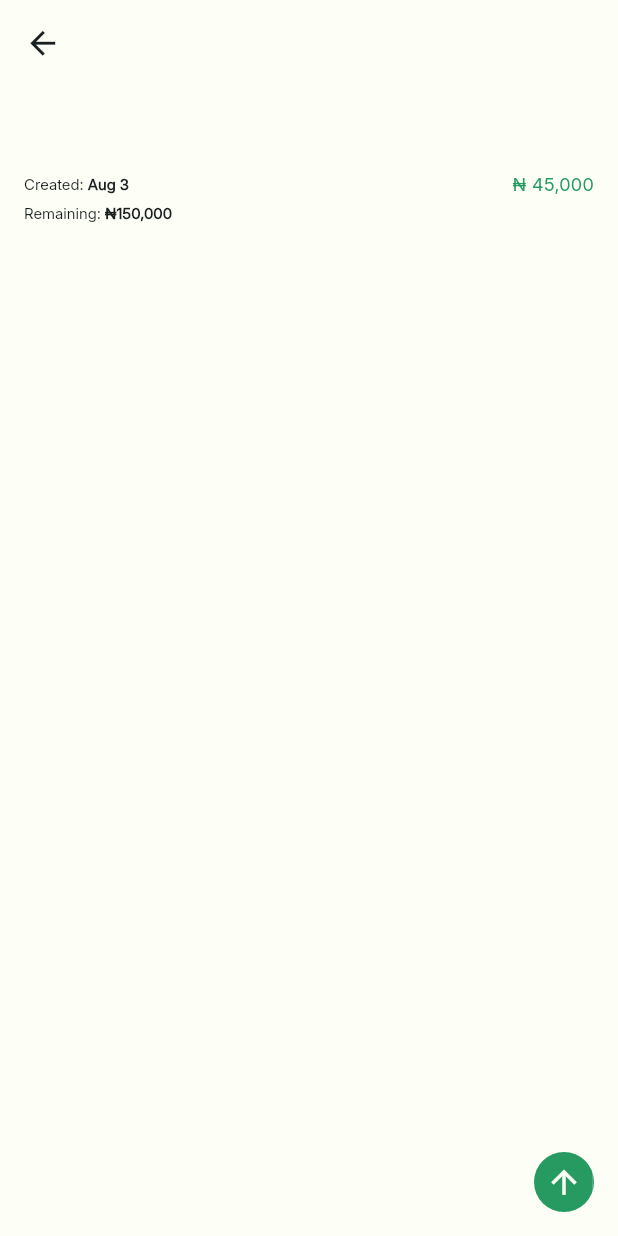
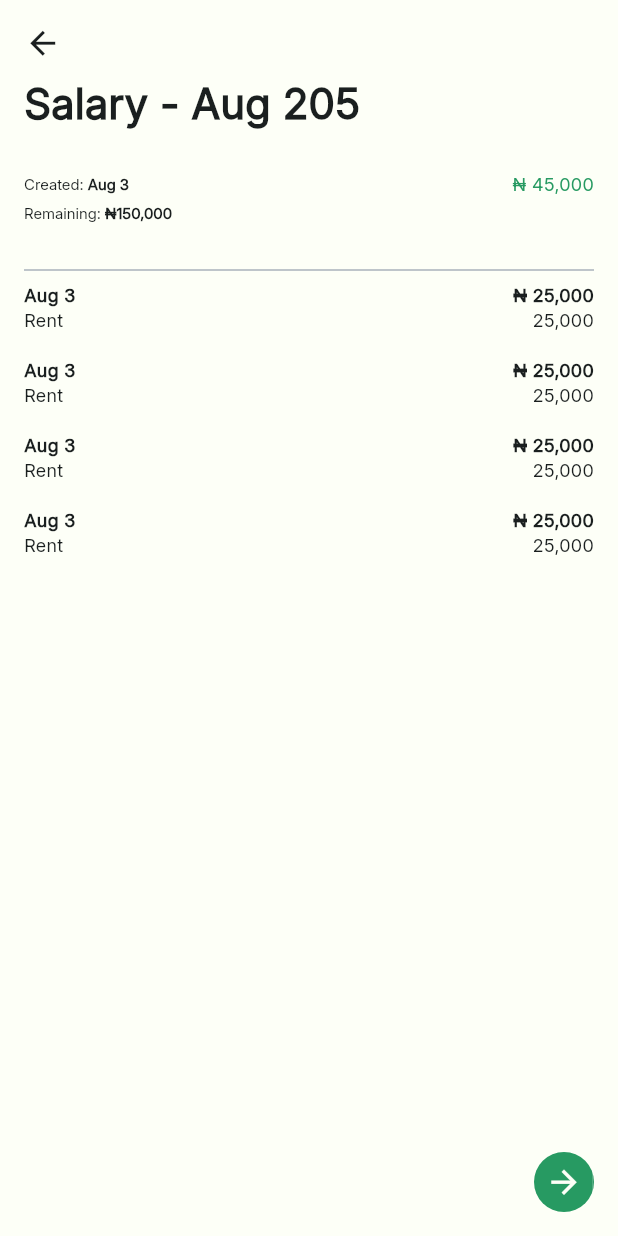
Before and after one commit to obialohenry/spent, a Flutter app: the BalanceSheetDetailScreen screen opened directly, on a phone screen of 412 x 824 dp. Run offline on Flutter 3.47's test engine with Material 3 defaults, Android fonts, the phone set to English and light mode, and no system bars; our stand-ins replace flutter_svg.

Commit message:
build: Balance Sheet Details Screen

```diff
--- a/lib/view/screens/dashboard/add_expense_screen.dart
+++ b/lib/view/screens/dashboard/add_expense_screen.dart
@@ -39,6 +39,7 @@ class _AddExpenseScreenState extends State<AddExpenseScreen> {
                   child: ShimmerSlide(
                     child: SpentButtonMain(
                       text: SpentStrings.btnSave,
+                      color: SpentColors.kPrimary,
                       borderRadius: 8,
                       fontSize: 16,
                       width: 167,
--- a/lib/view/screens/dashboard/balance_sheet_detail_screen.dart
+++ b/lib/view/screens/dashboard/balance_sheet_detail_screen.dart
@@ -10,7 +10,7 @@ class BalanceSheetDetailScreen extends StatelessWidget {
   Widget build(BuildContext context) {
     return Scaffold(
       backgroundColor: SpentColors.kIvoryWhite,
-      appBar: SpentAppBar.mainAppBar(context, title: ""),
+      appBar: SpentAppBar.mainAppBar(context, title: "Salary - Aug 205"),
       body: Padding(
         padding: EdgeInsetsGeometry.symmetric(vertical: 24, horizontal: 16),
         child: Column(
@@ -37,6 +37,23 @@ class BalanceSheetDetailScreen extends StatelessWidget {
                 ),
               ],
             ),
+            Gap(24),
+            Divider(color: SpentColors.kFrostedSteel),
+            Expanded(
+              child: ListView.builder(
+                shrinkWrap: true,
+                physics: const BouncingScrollPhysics(),
+                itemCount: 4,
+                itemBuilder: (context, index) {
+                  return Expense(
+                    // key: ValueKey(''),
+                    date: 'Aug 3',
+                    amount: '25,000',
+                    name: 'Rent',
+                  );
+                },
+              ),
+            ),
           ],
         ),
       ),
@@ -50,7 +67,7 @@ class BalanceSheetDetailScreen extends StatelessWidget {
             width: 40,
             decoration: BoxDecoration(color: SpentColors.kPrimary, shape: BoxShape.circle),
             child: Center(
-              child: Icon(Icons.arrow_upward_outlined, color: SpentColors.kIvoryWhite, size: 25),
+              child: Icon(Icons.arrow_forward, color: SpentColors.kIvoryWhite, size: 25),
             ),
           ),
         ),
@@ -58,3 +75,38 @@ class BalanceSheetDetailScreen extends StatelessWidget {
     );
   }
 }
+
+class Expense extends StatelessWidget {
+  ///Creates a widget displaying the name, amount, and date of an expense item
+  ///added to a balance sheet.
+  const Expense({super.key, required this.name, required this.amount, required this.date});
+
+  final String date;
+  final String amount;
+  final String name;
+
+  @override
+  Widget build(BuildContext context) {
+    return Padding(
+      padding: EdgeInsetsGeometry.only(bottom: 16),
+      child: Column(
+        children: [
+          Row(
+            mainAxisAlignment: MainAxisAlignment.spaceBetween,
+            children: [
+              TextView(text: date, fontSize: 12, fontWeight: FontWeight.bold),
+              TextView(text: '₦ $amount', fontSize: 12, fontWeight: FontWeight.bold),
+            ],
+          ),
+          Row(
+            mainAxisAlignment: MainAxisAlignment.spaceBetween,
+            children: [
+              TextView(text: name, fontSize: 12, fontWeight: FontWeight.w400),
+              TextView(text: amount, fontSize: 12, fontWeight: FontWeight.w400),
+            ],
+          ),
+        ],
+      ),
+    );
+  }
+}
```
